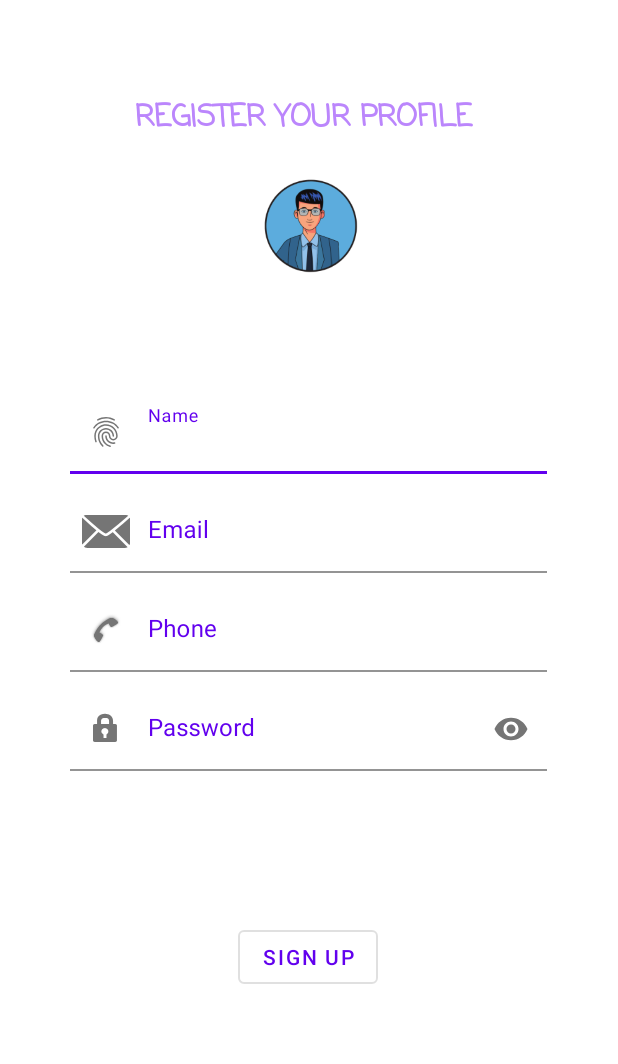
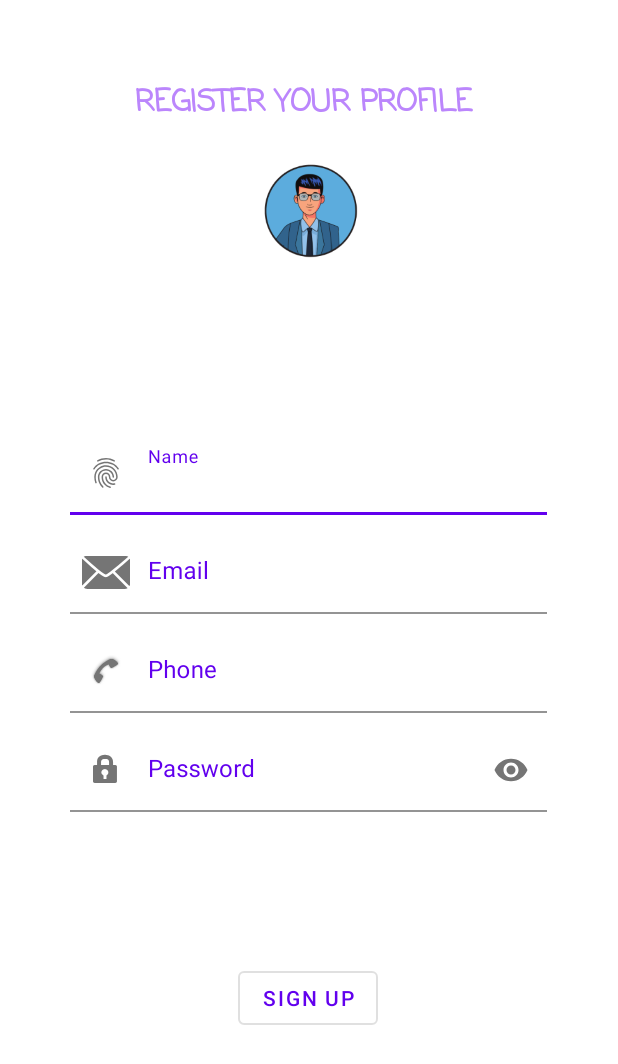
Before and after one commit to harshitisback/LoginActivity-Material-design, an Android app: the SignUp screen opened directly, with no data from a screen before it, on a phone screen of 412 x 824 dp. Shown: the top 1064 px of the screen. Run offline under Robolectric (Android 15) with nearby library versions, the phone set to English and light mode, and no system bars; our stand-ins replace Firebase (no records; nobody signed in at launch, a user with empty details on screens opened directly).

```diff
--- a/app/build.gradle
+++ b/app/build.gradle
@@ -34,6 +34,7 @@ dependencies {
     implementation 'com.google.android.material:material:1.6.1'
     implementation 'androidx.constraintlayout:constraintlayout:2.1.4'
     implementation 'com.google.firebase:firebase-auth:21.0.7'
+    implementation 'com.google.firebase:firebase-database:20.0.5'
     testImplementation 'junit:junit:4.13.2'
     androidTestImplementation 'androidx.test.ext:junit:1.1.3'
     androidTestImplementation 'androidx.test.espresso:espresso-core:3.4.0'
--- a/app/src/main/res/layout/activity_sign_up.xml
+++ b/app/src/main/res/layout/activity_sign_up.xml
@@ -17,7 +17,7 @@
         app:layout_constraintHorizontal_bias="0.0"
         app:layout_constraintStart_toStartOf="parent"
         app:layout_constraintTop_toTopOf="parent"
-        app:layout_constraintVertical_bias="0.078">
+        app:layout_constraintVertical_bias="0.063">
 
 
         <TextView
@@ -34,10 +34,9 @@
         <ImageView
             android:layout_width="80dp"
             android:layout_height="80dp"
-            android:background="@drawable/iv_profile_update"
             android:layout_gravity="center"
             android:layout_marginTop="15dp"
-            />
+            android:background="@drawable/iv_profile_update" />
     </LinearLayout>
 
     <LinearLayout
@@ -50,7 +49,7 @@
         app:layout_constraintHorizontal_bias="0.494"
         app:layout_constraintStart_toStartOf="parent"
         app:layout_constraintTop_toTopOf="parent"
-        app:layout_constraintVertical_bias="0.616">
+        app:layout_constraintVertical_bias="0.681">
 
         <com.google.android.material.textfield.TextInputLayout
             android:id="@+id/name"
@@ -124,6 +123,16 @@
 
                 android:inputType="textPassword" />
 
+            <ProgressBar
+                android:id="@+id/pb"
+                style="?android:attr/progressBarStyle"
+                android:layout_width="wrap_content"
+                android:layout_gravity="center"
+                android:layout_marginTop="10dp"
+                android:visibility="gone"
+                android:layout_height="wrap_content"
+                android:layout_weight="1" />
+
 
         </com.google.android.material.textfield.TextInputLayout>
 
```
Also changed, not shown: app/src/main/java/com/example/loginapplication/SignUp.java (+43 -0 lines), app/src/main/java/com/example/loginapplication/User.java (added, +39 -0 lines).
